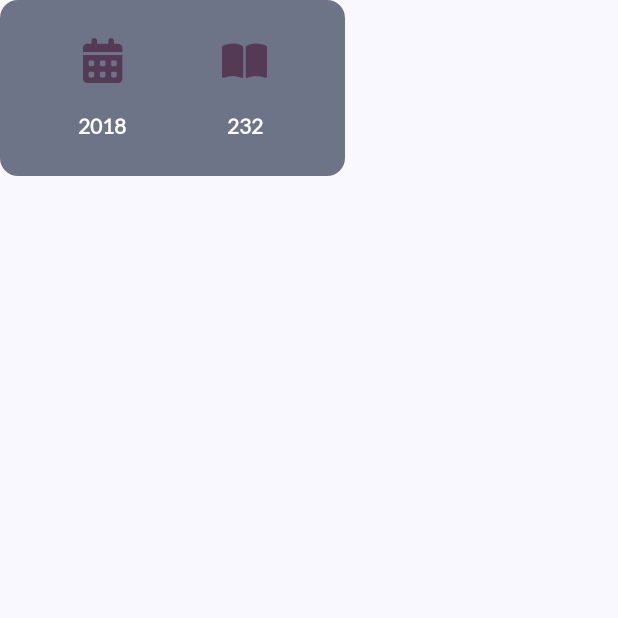
After one commit to Jeyagurunathang/BookShelf, an Android app built with Jetpack Compose: the composable BookPageDateInfo shown on its own in the app's theme, on a phone screen of 412 x 824 dp, the top half of it. The commit adds this screen. Run offline under Robolectric (Android 15) with nearby library versions, the phone set to English and light mode, and no system bars.

Commit message:
implemented detail screen

```diff
--- /dev/null
+++ b/app/src/main/java/com/example/bookshelf/presentation/components/detailScreen/BookMetaData.kt
@@ -0,0 +1,48 @@
+package com.example.bookshelf.presentation.components.detailScreen
+
+import androidx.annotation.DrawableRes
+import androidx.compose.foundation.layout.Column
+import androidx.compose.foundation.layout.Spacer
+import androidx.compose.foundation.layout.height
+import androidx.compose.foundation.layout.padding
+import androidx.compose.foundation.layout.size
+import androidx.compose.material3.Icon
+import androidx.compose.material3.MaterialTheme
+import androidx.compose.material3.Text
+import androidx.compose.runtime.Composable
+import androidx.compose.ui.Alignment
+import androidx.compose.ui.Modifier
+import androidx.compose.ui.res.dimensionResource
+import androidx.compose.ui.res.painterResource
+import androidx.compose.ui.res.stringResource
+import androidx.compose.ui.unit.dp
+import com.example.bookshelf.R
+
+@Composable
+fun BookMetaData(
+    modifier: Modifier = Modifier,
+    @DrawableRes icon: Int,
+    data: String
+) {
+    Column (
+        modifier = Modifier.padding(
+            horizontal = dimensionResource(R.dimen.horizontal_padding_small)
+        ),
+        horizontalAlignment = Alignment.CenterHorizontally
+    ) {
+        Icon(
+            painter = painterResource(icon),
+            contentDescription = stringResource(R.string.book_meta_data),
+            modifier = modifier,
+            tint = MaterialTheme.colorScheme.tertiary
+        )
+
+        Spacer(modifier = Modifier.height(dimensionResource(R.dimen.padding_tiny)))
+
+        Text(
+            text = data,
+            style = MaterialTheme.typography.labelSmall,
+            color = MaterialTheme.colorScheme.onSecondary
+        )
+    }
+}
--- /dev/null
+++ b/app/src/main/java/com/example/bookshelf/presentation/components/detailScreen/BookPageDateInfo.kt
@@ -0,0 +1,39 @@
+package com.example.bookshelf.presentation.components.detailScreen
+
+import androidx.compose.foundation.background
+import androidx.compose.foundation.layout.Row
+import androidx.compose.foundation.layout.padding
+import androidx.compose.foundation.layout.size
+import androidx.compose.material3.MaterialTheme
+import androidx.compose.runtime.Composable
+import androidx.compose.ui.Modifier
+import androidx.compose.ui.res.dimensionResource
+import androidx.compose.ui.unit.dp
+import com.example.bookshelf.R
+
+@Composable
+fun BookPageDateInfo(modifier: Modifier = Modifier) {
+    Row (
+        modifier = Modifier
+            .background(
+                color = MaterialTheme.colorScheme.secondaryContainer,
+                shape = MaterialTheme.shapes.medium
+            )
+            .padding(
+                vertical = dimensionResource(R.dimen.padding_medium),
+                horizontal = dimensionResource(R.dimen.padding_tiny)
+            )
+    ) {
+        BookMetaData(
+            icon = R.drawable.calendar,
+            data = "2018",
+            modifier = Modifier.size(30.dp)
+        )
+
+        BookMetaData(
+            icon = R.drawable.book,
+            data = "232",
+            modifier = Modifier.size(30.dp)
+        )
+    }
+}
--- a/app/src/main/java/com/example/bookshelf/presentation/core/MainActivity.kt
+++ b/app/src/main/java/com/example/bookshelf/presentation/core/MainActivity.kt
@@ -12,6 +12,7 @@ import androidx.compose.ui.Modifier
 import androidx.lifecycle.viewmodel.compose.viewModel
 import com.example.bookshelf.presentation.components.detailScreen.BookBasicInfo
 import com.example.bookshelf.presentation.core.ui.theme.BookShelfTheme
+import com.example.bookshelf.presentation.getBookById.DetailScreen
 import com.example.bookshelf.presentation.getBookById.DetailScreenHeader
 import com.example.bookshelf.presentation.getBooks.GetBooksListScreen
 import com.example.bookshelf.presentation.viewModel.GetBooksViewModel
@@ -35,7 +36,7 @@ class MainActivity : ComponentActivity() {
 
 //                    DetailScreenHeader(modifier = Modifier.padding(innerPadding))
 
-                    BookBasicInfo(modifier = Modifier.padding(innerPadding))
+                    DetailScreen(modifier = Modifier.padding(innerPadding))
                 }
             }
         }
--- a/app/src/main/java/com/example/bookshelf/presentation/dummyItems.kt
+++ b/app/src/main/java/com/example/bookshelf/presentation/dummyItems.kt
@@ -10,7 +10,7 @@ object DummyData {
         Item(
             id = "1",
             volumeInfo = VolumeInfo(
-                description = "",
+                description = "What will you learn from this book? If you have an idea for a killer Android app, this book will help you build your first working application in a jiffy. You’ll learn hands-on how to structure your app, design interfaces, create a database, make your app work on various smartphones and tablets, and much more. It’s like having an experienced Android developer sitting right next to you! All you need is some Java know-how to get started. Why does this book look so different? Based on the latest research in cognitive science and learning theory, Head First Android Development uses a visually rich format to engage your mind, rather than a text-heavy approach that puts you to sleep. Why waste your time struggling with new concepts? This multi-sensory learning experience is designed for the way your brain really works.",
                 imageLinks = ImageLinks(
                     smallThumbnail = "https://books.google.com/books/content?id=8UvrCQAAQBAJ&printsec=frontcover&img=1&zoom=5&edge=curl&source=gbs_api",
                     thumbnail = "https://books.google.com/books/content?id=8UvrCQAAQBAJ&printsec=frontcover&img=1&zoom=1&edge=curl&source=gbs_api"
--- /dev/null
+++ b/app/src/main/res/drawable-nodpi/book.xml
@@ -0,0 +1,9 @@
+<vector xmlns:android="http://schemas.android.com/apk/res/android"
+    android:width="576dp"
+    android:height="512dp"
+    android:viewportWidth="576"
+    android:viewportHeight="512">
+  <path
+      android:fillColor="#FF000000"
+      android:pathData="M249.6,471.5c10.8,3.8 22.4,-4.1 22.4,-15.5l0,-377.4c0,-4.2 -1.6,-8.4 -5,-11C247.4,52 202.4,32 144,32C93.5,32 46.3,45.3 18.1,56.1C6.8,60.5 0,71.7 0,83.8L0,454.1c0,11.9 12.8,20.2 24.1,16.5C55.6,460.1 105.5,448 144,448c33.9,0 79,14 105.6,23.5zM326.4,471.5C353,462 398.1,448 432,448c38.5,0 88.4,12.1 119.9,22.6c11.3,3.8 24.1,-4.6 24.1,-16.5l0,-370.3c0,-12.1 -6.8,-23.3 -18.1,-27.6C529.7,45.3 482.5,32 432,32c-58.4,0 -103.4,20 -123,35.6c-3.3,2.6 -5,6.8 -5,11L304,456c0,11.4 11.7,19.3 22.4,15.5z"/>
+</vector>
--- /dev/null
+++ b/app/src/main/res/drawable-nodpi/calendar.xml
@@ -0,0 +1,9 @@
+<vector xmlns:android="http://schemas.android.com/apk/res/android"
+    android:width="448dp"
+    android:height="512dp"
+    android:viewportWidth="448"
+    android:viewportHeight="512">
+  <path
+      android:fillColor="#FF000000"
+      android:pathData="M128,0c17.7,0 32,14.3 32,32l0,32 128,0 0,-32c0,-17.7 14.3,-32 32,-32s32,14.3 32,32l0,32 48,0c26.5,0 48,21.5 48,48l0,48L0,160l0,-48C0,85.5 21.5,64 48,64l48,0 0,-32c0,-17.7 14.3,-32 32,-32zM0,192l448,0 0,272c0,26.5 -21.5,48 -48,48L48,512c-26.5,0 -48,-21.5 -48,-48L0,192zM64,272l0,32c0,8.8 7.2,16 16,16l32,0c8.8,0 16,-7.2 16,-16l0,-32c0,-8.8 -7.2,-16 -16,-16l-32,0c-8.8,0 -16,7.2 -16,16zM192,272l0,32c0,8.8 7.2,16 16,16l32,0c8.8,0 16,-7.2 16,-16l0,-32c0,-8.8 -7.2,-16 -16,-16l-32,0c-8.8,0 -16,7.2 -16,16zM336,256c-8.8,0 -16,7.2 -16,16l0,32c0,8.8 7.2,16 16,16l32,0c8.8,0 16,-7.2 16,-16l0,-32c0,-8.8 -7.2,-16 -16,-16l-32,0zM64,400l0,32c0,8.8 7.2,16 16,16l32,0c8.8,0 16,-7.2 16,-16l0,-32c0,-8.8 -7.2,-16 -16,-16l-32,0c-8.8,0 -16,7.2 -16,16zM208,384c-8.8,0 -16,7.2 -16,16l0,32c0,8.8 7.2,16 16,16l32,0c8.8,0 16,-7.2 16,-16l0,-32c0,-8.8 -7.2,-16 -16,-16l-32,0zM320,400l0,32c0,8.8 7.2,16 16,16l32,0c8.8,0 16,-7.2 16,-16l0,-32c0,-8.8 -7.2,-16 -16,-16l-32,0c-8.8,0 -16,7.2 -16,16z"/>
+</vector>
--- a/app/src/main/res/values/strings.xml
+++ b/app/src/main/res/values/strings.xml
@@ -5,4 +5,6 @@
 
     <string name="back_arrow">Back Arrow</string>
     <string name="share_icon">Share</string>
+
+    <string name="book_meta_data">About pages count and date of publication</string>
 </resources>
```
Also changed, not shown: app/src/main/java/com/example/bookshelf/presentation/components/detailScreen/BookBasicInfo.kt (+6 -4 lines), app/src/main/java/com/example/bookshelf/presentation/core/ui/theme/Type.kt (+12 -0 lines), app/src/main/java/com/example/bookshelf/presentation/getBookById/DetailScreen.kt (added, +27 -0 lines), app/src/main/java/com/example/bookshelf/presentation/getBookById/DetailScreenBody.kt (+46 -0 lines), app/src/main/java/com/example/bookshelf/presentation/getBookById/DetailScreenHeader.kt (+10 -1 lines), app/src/main/res/values/dimen.xml (+5 -4 lines).
